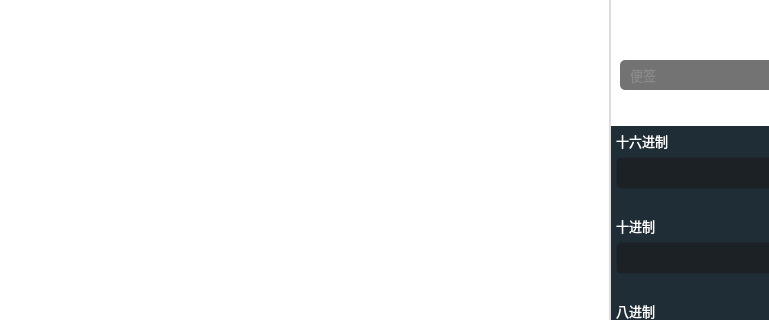
Old version of the form Fdog-Kit/module_ssh/sshwidgetmanagewidget.ui in the repository HuaGouFdog/Fdog-Kit; both pictures show x 0 to 769 and y 0 to 320 of the 1088 by 763 pixel window.
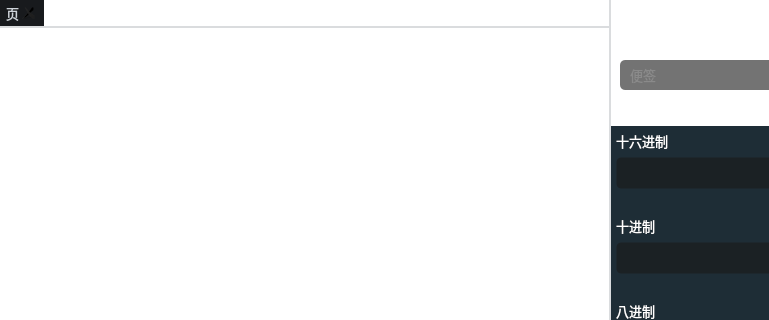
New version of the form. Icons and pictures are not drawn.

What changed in the file:
```diff
--- a/Fdog-Kit/module_ssh/sshwidgetmanagewidget.ui
+++ b/Fdog-Kit/module_ssh/sshwidgetmanagewidget.ui
@@ -129,9 +129,7 @@
          <property name="styleSheet">
           <string notr="true">/*设置TabWidget中QTabBar的样式*/
 QTabBar::tab{
-	
-	background-color: rgba(9, 28, 52, 100);
-	
+	background-color: rgb(35, 39, 46);
 	/*font-family:Consolas; */   /*设置tab中的文本的字体*/
 	font-size:10pt;
 	color:#ced4da;    /*设置tab中的文本的颜色*/
@@ -148,7 +146,7 @@
  
 /*设置TabWidget中QTabBar的tab被选中时的样式*/
 QTabBar::tab:selected{
-background-color: rgb(9, 29, 54);
+background-color: rgb(24, 26, 29);
 }
  
 /*设置TabWidget中鼠标悬浮在QTabBar的tab上，但未选中该Tab的样式*/
@@ -160,17 +158,12 @@
 /*设置TabWidget的边框的样式*/
 QTabWidget::pane {
 	
-    border-top:0px solid rgb(108, 117, 125, 65); 
+    border-top:2px solid rgb(108, 117, 125, 65); 
 }
  
 
 QTabBar::close-button{ 
-	
-	border-image: url(:/lib/icon-close4.png);
-}
-
-QTabBar::close-button:selected{
-	border-image: url(:/lib/icon-close4.png);
+	border-image: url(:/lib/guanbi2.png);
 }
 
 
@@ -208,6 +201,11 @@
          <property name="movable">
           <bool>true</bool>
          </property>
+         <widget class="QWidget" name="tab">
+          <attribute name="title">
+           <string>页</string>
+          </attribute>
+         </widget>
         </widget>
        </item>
       </layout>
```
Left out of the diff: 6 changed lines with no effect on the pictures.
